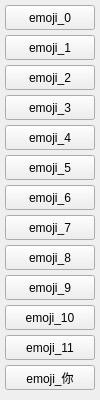
This is src/ulaahead_ctrl/resource/MyPlugin.ui in xmlcy/demo_rqt_plugin as Qt 5 draws it before an edit. The edited form follows.
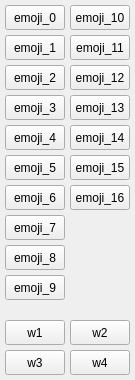
This is the edited form.

Commit message: 增加头部表情演示功能

Patch:
```diff
--- a/src/ulaahead_ctrl/resource/MyPlugin.ui
+++ b/src/ulaahead_ctrl/resource/MyPlugin.ui
@@ -6,8 +6,8 @@
    <rect>
     <x>0</x>
     <y>0</y>
-    <width>100</width>
-    <height>400</height>
+    <width>135</width>
+    <height>380</height>
    </rect>
   </property>
   <property name="windowTitle">
@@ -21,7 +21,7 @@
     <rect>
      <x>5</x>
      <y>5</y>
-     <width>90</width>
+     <width>60</width>
      <height>25</height>
     </rect>
    </property>
@@ -34,7 +34,7 @@
     <rect>
      <x>5</x>
      <y>35</y>
-     <width>90</width>
+     <width>60</width>
      <height>25</height>
     </rect>
    </property>
@@ -47,7 +47,7 @@
     <rect>
      <x>5</x>
      <y>65</y>
-     <width>90</width>
+     <width>60</width>
      <height>25</height>
     </rect>
    </property>
@@ -60,7 +60,7 @@
     <rect>
      <x>5</x>
      <y>95</y>
-     <width>90</width>
+     <width>60</width>
      <height>25</height>
     </rect>
    </property>
@@ -73,7 +73,7 @@
     <rect>
      <x>5</x>
      <y>125</y>
-     <width>90</width>
+     <width>60</width>
      <height>25</height>
     </rect>
    </property>
@@ -86,7 +86,7 @@
     <rect>
      <x>5</x>
      <y>155</y>
-     <width>90</width>
+     <width>60</width>
      <height>25</height>
     </rect>
    </property>
@@ -99,7 +99,7 @@
     <rect>
      <x>5</x>
      <y>185</y>
-     <width>90</width>
+     <width>60</width>
      <height>25</height>
     </rect>
    </property>
@@ -112,7 +112,7 @@
     <rect>
      <x>5</x>
      <y>215</y>
-     <width>90</width>
+     <width>60</width>
      <height>25</height>
     </rect>
    </property>
@@ -125,7 +125,7 @@
     <rect>
      <x>5</x>
      <y>245</y>
-     <width>90</width>
+     <width>60</width>
      <height>25</height>
     </rect>
    </property>
@@ -138,7 +138,7 @@
     <rect>
      <x>5</x>
      <y>275</y>
-     <width>90</width>
+     <width>60</width>
      <height>25</height>
     </rect>
    </property>
@@ -149,9 +149,9 @@
   <widget class="QPushButton" name="pushButton_10">
    <property name="geometry">
     <rect>
-     <x>5</x>
-     <y>305</y>
-     <width>90</width>
+     <x>70</x>
+     <y>5</y>
+     <width>60</width>
      <height>25</height>
     </rect>
    </property>
@@ -162,9 +162,9 @@
   <widget class="QPushButton" name="pushButton_11">
    <property name="geometry">
     <rect>
-     <x>5</x>
-     <y>335</y>
-     <width>90</width>
+     <x>70</x>
+     <y>35</y>
+     <width>60</width>
      <height>25</height>
     </rect>
    </property>
@@ -175,14 +175,118 @@
   <widget class="QPushButton" name="pushButton_12">
    <property name="geometry">
     <rect>
+     <x>70</x>
+     <y>65</y>
+     <width>60</width>
+     <height>25</height>
+    </rect>
+   </property>
+   <property name="text">
+    <string>emoji_12</string>
+   </property>
+  </widget>
+  <widget class="QPushButton" name="pushButton_13">
+   <property name="geometry">
+    <rect>
+     <x>70</x>
+     <y>95</y>
+     <width>60</width>
+     <height>25</height>
+    </rect>
+   </property>
+   <property name="text">
+    <string>emoji_13</string>
+   </property>
+  </widget>
+  <widget class="QPushButton" name="pushButton_14">
+   <property name="geometry">
+    <rect>
+     <x>70</x>
+     <y>125</y>
+     <width>60</width>
+     <height>25</height>
+    </rect>
+   </property>
+   <property name="text">
+    <string>emoji_14</string>
+   </property>
+  </widget>
+  <widget class="QPushButton" name="pushButton_15">
+   <property name="geometry">
+    <rect>
+     <x>70</x>
+     <y>155</y>
+     <width>60</width>
+     <height>25</height>
+    </rect>
+   </property>
+   <property name="text">
+    <string>emoji_15</string>
+   </property>
+  </widget>
+  <widget class="QPushButton" name="pushButton_w1">
+   <property name="geometry">
+    <rect>
      <x>5</x>
-     <y>365</y>
-     <width>90</width>
+     <y>320</y>
+     <width>60</width>
      <height>25</height>
     </rect>
    </property>
    <property name="text">
-    <string>emoji_你</string>
+    <string>w1</string>
+   </property>
+  </widget>
+  <widget class="QPushButton" name="pushButton_w3">
+   <property name="geometry">
+    <rect>
+     <x>5</x>
+     <y>350</y>
+     <width>60</width>
+     <height>25</height>
+    </rect>
+   </property>
+   <property name="text">
+    <string>w3</string>
+   </property>
+  </widget>
+  <widget class="QPushButton" name="pushButton_w2">
+   <property name="geometry">
+    <rect>
+     <x>70</x>
+     <y>320</y>
+     <width>60</width>
+     <height>25</height>
+    </rect>
+   </property>
+   <property name="text">
+    <string>w2</string>
+   </property>
+  </widget>
+  <widget class="QPushButton" name="pushButton_w4">
+   <property name="geometry">
+    <rect>
+     <x>70</x>
+     <y>350</y>
+     <width>60</width>
+     <height>25</height>
+    </rect>
+   </property>
+   <property name="text">
+    <string>w4</string>
+   </property>
+  </widget>
+  <widget class="QPushButton" name="pushButton_16">
+   <property name="geometry">
+    <rect>
+     <x>70</x>
+     <y>185</y>
+     <width>60</width>
+     <height>25</height>
+    </rect>
+   </property>
+   <property name="text">
+    <string>emoji_16</string>
    </property>
   </widget>
  </widget>
```
The commit also changes 1 other file.
